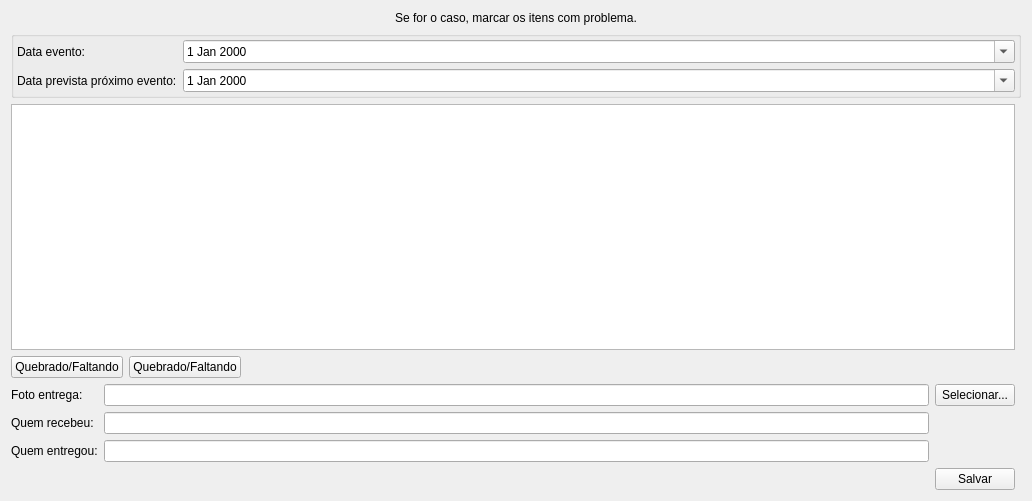
Old version of the form ui/inputdialogconfirmacao.ui in the repository darktorres/ERP-STACCATO.
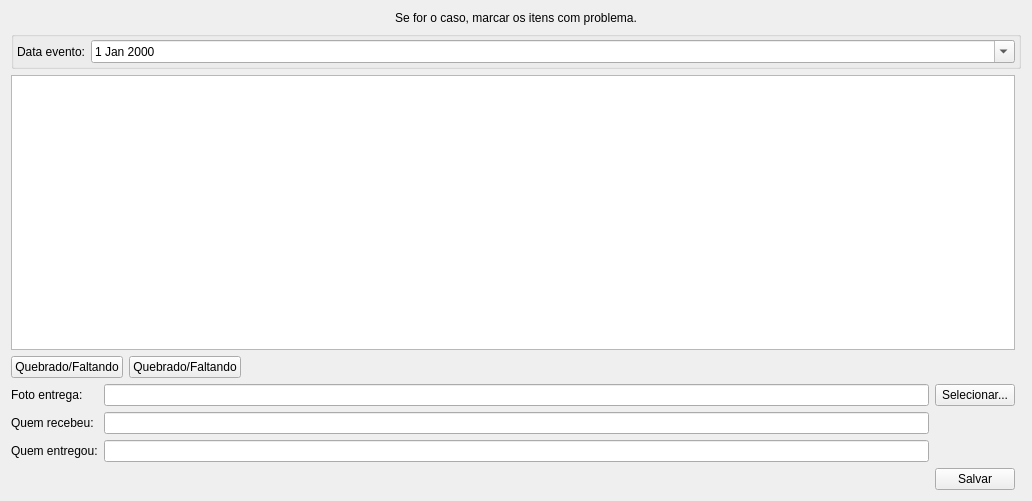
New version of the form. Custom widgets are drawn as their Qt base class.

Patch:
```diff
--- a/ui/inputdialogconfirmacao.ui
+++ b/ui/inputdialogconfirmacao.ui
@@ -99,13 +99,6 @@
         </property>
        </widget>
       </item>
-      <item row="2" column="0">
-       <widget class="QLabel" name="labelProximoEvento">
-        <property name="text">
-         <string>Data prevista próximo evento:</string>
-        </property>
-       </widget>
-      </item>
       <item row="1" column="1">
        <widget class="QDateEdit" name="dateEditEvento">
         <property name="sizePolicy">
@@ -119,19 +112,6 @@
         </property>
        </widget>
       </item>
-      <item row="2" column="1">
-       <widget class="QDateEdit" name="dateEditProximo">
-        <property name="sizePolicy">
-         <sizepolicy hsizetype="Expanding" vsizetype="Fixed">
-          <horstretch>0</horstretch>
-          <verstretch>0</verstretch>
-         </sizepolicy>
-        </property>
-        <property name="calendarPopup">
-         <bool>true</bool>
-        </property>
-       </widget>
-      </item>
      </layout>
     </widget>
    </item>
```
Left out of the diff: 1 changed line with no effect on the pictures.
